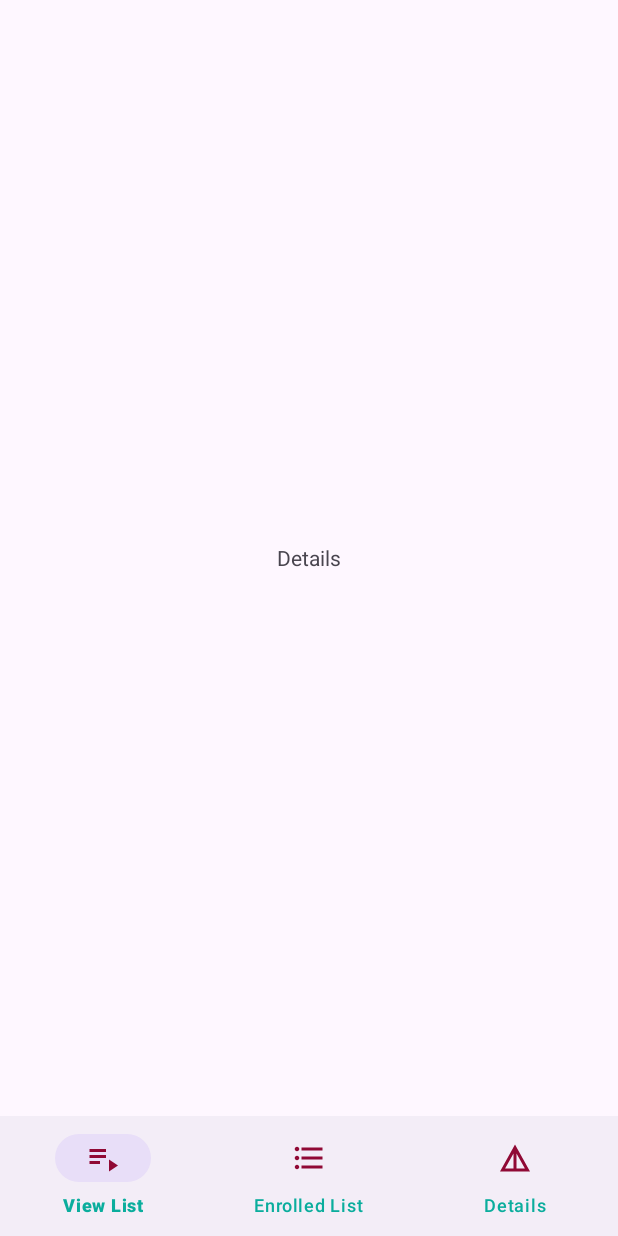
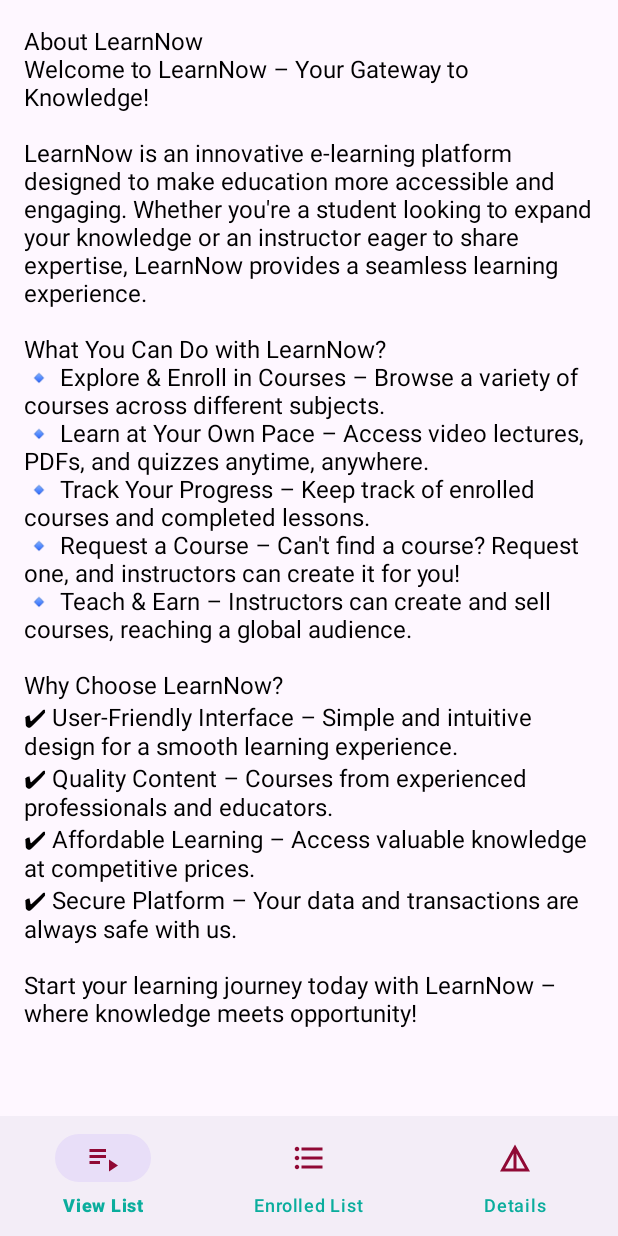
Before and after one commit to MehrabHussain47/LearnNow, an Android app: the fragment DetailsFragment placed in its activity, on a phone screen of 412 x 824 dp. Run offline under Robolectric (Android 15) with nearby library versions, the phone set to English and light mode, and no system bars.

Commit message:
Initial Commit 3

```diff
--- a/app/src/main/java/com/example/learnnow/DetailsFragment.java
+++ b/app/src/main/java/com/example/learnnow/DetailsFragment.java
@@ -1,17 +1,47 @@
 package com.example.learnnow;
 
+import android.annotation.SuppressLint;
 import android.os.Bundle;
 import android.view.LayoutInflater;
 import android.view.View;
 import android.view.ViewGroup;
+import android.widget.TextView;
 import androidx.annotation.NonNull;
 import androidx.annotation.Nullable;
 import androidx.fragment.app.Fragment;
 
 public class DetailsFragment extends Fragment {
+
+    private TextView textViewDetails;
+
+    @SuppressLint("MissingInflatedId")
     @Nullable
     @Override
     public View onCreateView(@NonNull LayoutInflater inflater, @Nullable ViewGroup container, @Nullable Bundle savedInstanceState) {
-        return inflater.inflate(R.layout.fragment_details, container, false);
+        View view = inflater.inflate(R.layout.fragment_details, container, false);
+        textViewDetails = view.findViewById(R.id.textViewDetails);
+
+        // Set the content to display
+        String detailsContent = "About LearnNow\n" +
+                "Welcome to LearnNow – Your Gateway to Knowledge!\n\n" +
+                "LearnNow is an innovative e-learning platform designed to make education more accessible and engaging. " +
+                "Whether you're a student looking to expand your knowledge or an instructor eager to share expertise, " +
+                "LearnNow provides a seamless learning experience.\n\n" +
+                "What You Can Do with LearnNow?\n" +
+                "🔹 Explore & Enroll in Courses – Browse a variety of courses across different subjects.\n" +
+                "🔹 Learn at Your Own Pace – Access video lectures, PDFs, and quizzes anytime, anywhere.\n" +
+                "🔹 Track Your Progress – Keep track of enrolled courses and completed lessons.\n" +
+                "🔹 Request a Course – Can't find a course? Request one, and instructors can create it for you!\n" +
+                "🔹 Teach & Earn – Instructors can create and sell courses, reaching a global audience.\n\n" +
+                "Why Choose LearnNow?\n" +
+                "✔ User-Friendly Interface – Simple and intuitive design for a smooth learning experience.\n" +
+                "✔ Quality Content – Courses from experienced professionals and educators.\n" +
+                "✔ Affordable Learning – Access valuable knowledge at competitive prices.\n" +
+                "✔ Secure Platform – Your data and transactions are always safe with us.\n\n" +
+                "Start your learning journey today with LearnNow – where knowledge meets opportunity!";
+
+        textViewDetails.setText(detailsContent);
+
+        return view;
     }
 }
--- a/app/src/main/res/layout/fragment_details.xml
+++ b/app/src/main/res/layout/fragment_details.xml
@@ -2,9 +2,13 @@
 <FrameLayout xmlns:android="http://schemas.android.com/apk/res/android"
     android:layout_width="match_parent"
     android:layout_height="match_parent">
+
     <TextView
-        android:layout_width="wrap_content"
-        android:layout_height="wrap_content"
-        android:text="Details"
-        android:layout_gravity="center"/>
+        android:id="@+id/textViewDetails"
+        android:layout_width="match_parent"
+        android:layout_height="match_parent"
+        android:textSize="16sp"
+        android:textColor="@android:color/black"
+        android:padding="16dp"
+        android:scrollbars="vertical" />
 </FrameLayout>
```
